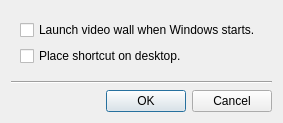
Qt form client/nx_client_desktop/src/ui/dialogs/resource_properties/videowall_settings_dialog.ui (networkoptix/nx_open) before a commit.
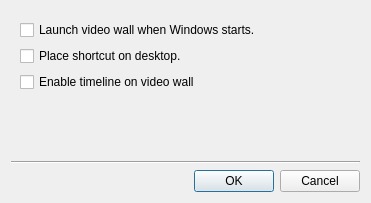
The same form after that commit.

Commit message:
VMS-10624: Timeline is hidden on the videowall by default, can be enabled in settings
<==== Mercurial data ====>
Branch: vms_3.2

Diff of the .ui file:
```diff
--- a/client/nx_client_desktop/src/ui/dialogs/resource_properties/videowall_settings_dialog.ui
+++ b/client/nx_client_desktop/src/ui/dialogs/resource_properties/videowall_settings_dialog.ui
@@ -6,8 +6,8 @@
    <rect>
     <x>0</x>
     <y>0</y>
-    <width>283</width>
-    <height>120</height>
+    <width>371</width>
+    <height>203</height>
    </rect>
   </property>
   <property name="windowTitle">
@@ -31,6 +31,13 @@
         </property>
        </widget>
       </item>
+      <item>
+       <widget class="QCheckBox" name="enableTimelineCheckBox">
+        <property name="text">
+         <string>Enable timeline on video wall</string>
+        </property>
+       </widget>
+      </item>
      </layout>
     </widget>
    </item>
```
The commit also changes 12 other files.
